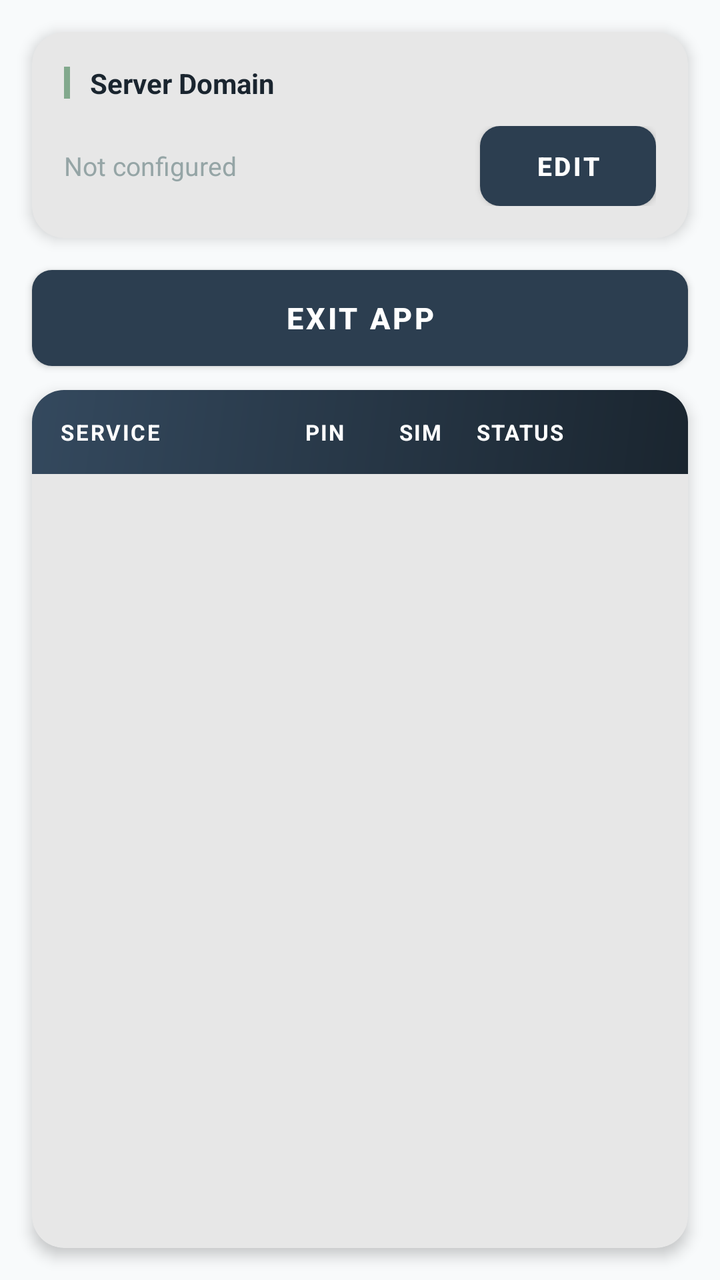
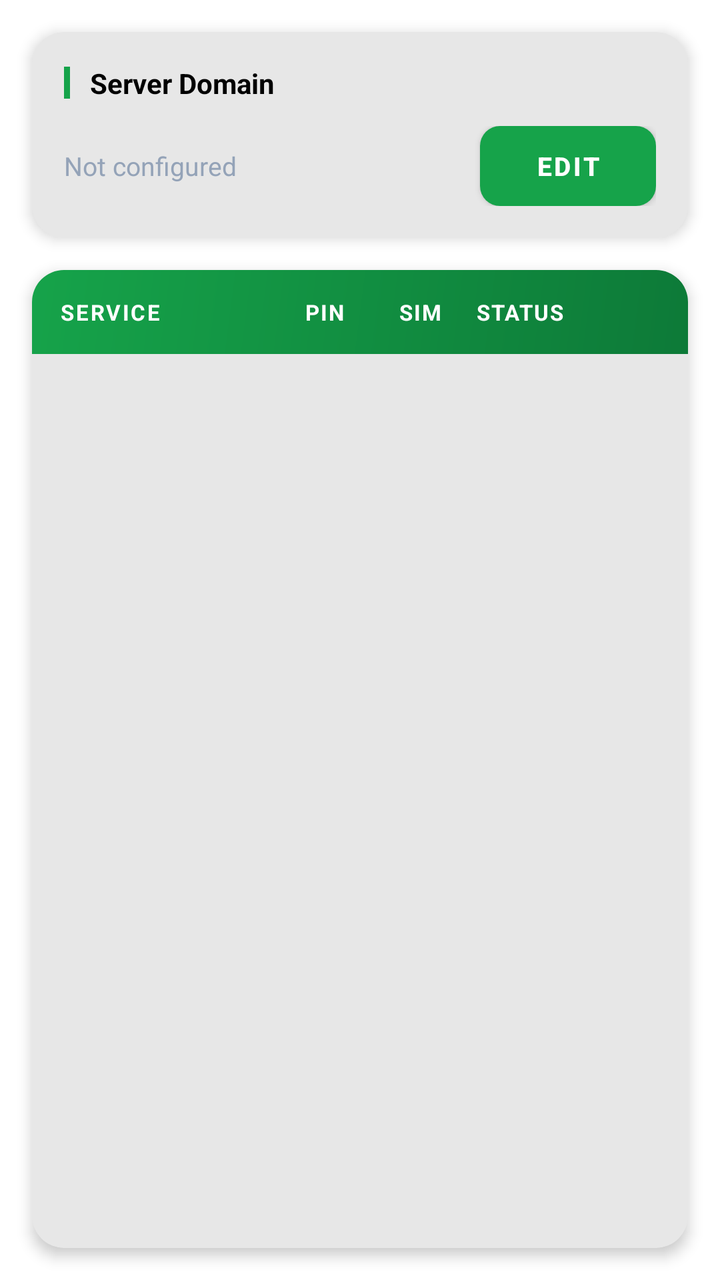

Compare the two renders of this Android layout. The source of the first and the diff that turns it into the second are given below.
<!-- AndroidManifest.xml: application theme AppTheme -->
<!-- res/layout/activity_settings.xml -->
<?xml version="1.0" encoding="utf-8"?>
<LinearLayout xmlns:android="http://schemas.android.com/apk/res/android"
    xmlns:app="http://schemas.android.com/apk/res-auto"
    android:layout_width="match_parent"
    android:layout_height="match_parent"
    android:orientation="vertical"
    android:background="@color/bg_screen">

    
    <com.google.android.material.card.MaterialCardView
        android:layout_width="match_parent"
        android:layout_height="wrap_content"
        android:layout_margin="16dp"
        app:cardCornerRadius="16dp"
        app:cardElevation="4dp"
        app:cardBackgroundColor="@color/surface">

        <LinearLayout
            android:layout_width="match_parent"
            android:layout_height="wrap_content"
            android:orientation="vertical"
            android:padding="16dp">

            <LinearLayout
                android:layout_width="match_parent"
                android:layout_height="wrap_content"
                android:orientation="horizontal"
                android:gravity="center_vertical"
                android:layout_marginBottom="12dp">

                <View
                    android:layout_width="3dp"
                    android:layout_height="16dp"
                    android:background="@color/teal_primary"
                    android:layout_marginEnd="10dp"/>

                <TextView
                    android:layout_width="wrap_content"
                    android:layout_height="wrap_content"
                    android:text="Server Domain"
                    android:textStyle="bold"
                    android:textSize="14sp"
                    android:textColor="@color/text_primary"/>

            </LinearLayout>

            <LinearLayout
                android:layout_width="match_parent"
                android:layout_height="wrap_content"
                android:orientation="horizontal"
                android:gravity="center_vertical">

                <TextView
                    android:id="@+id/domainValueTv"
                    android:layout_width="0dp"
                    android:layout_height="wrap_content"
                    android:layout_weight="1"
                    android:text="Not configured"
                    android:textSize="13sp"
                    android:textColor="@color/text_hint"
                    android:ellipsize="end"
                    android:maxLines="1"
                    android:layout_marginEnd="12dp"/>

                <Button
                    android:id="@+id/domainEditBtn"
                    android:layout_width="wrap_content"
                    android:layout_height="40dp"
                    android:text="Edit"
                    android:textColor="#FFFFFF"
                    android:textSize="13sp"
                    android:textStyle="bold"
                    android:background="@drawable/bg_btn_confirm"
                    android:paddingStart="20dp"
                    android:paddingEnd="20dp"
                    android:insetTop="0dp"
                    android:insetBottom="0dp"/>

            </LinearLayout>
        </LinearLayout>
    </com.google.android.material.card.MaterialCardView>

    
    <Button
        android:id="@+id/exitAppBtn"
        android:layout_width="match_parent"
        android:layout_height="48dp"
        android:layout_marginStart="16dp"
        android:layout_marginEnd="16dp"
        android:layout_marginBottom="12dp"
        android:text="Exit App"
        android:textColor="#FFFFFF"
        android:textSize="15sp"
        android:textStyle="bold"
        android:background="@drawable/bg_btn_cancel"
        android:insetTop="0dp"
        android:insetBottom="0dp"/>

    
    <com.google.android.material.card.MaterialCardView
        android:layout_width="match_parent"
        android:layout_height="0dp"
        android:layout_weight="1"
        android:layout_marginStart="16dp"
        android:layout_marginEnd="16dp"
        android:layout_marginBottom="16dp"
        app:cardCornerRadius="16dp"
        app:cardElevation="4dp"
        app:cardBackgroundColor="@color/surface">

        <LinearLayout
            android:layout_width="match_parent"
            android:layout_height="match_parent"
            android:orientation="vertical">

            
            <LinearLayout
                android:layout_width="match_parent"
                android:layout_height="42dp"
                android:background="@drawable/bg_gradient_header"
                android:paddingStart="14dp"
                android:paddingEnd="8dp"
                android:orientation="horizontal"
                android:gravity="center_vertical">

                <TextView
                    android:layout_width="0dp"
                    android:layout_height="wrap_content"
                    android:layout_weight="1"
                    android:text="SERVICE"
                    android:textStyle="bold"
                    android:textSize="11sp"
                    android:textColor="#FFFFFF"
                    android:letterSpacing="0.08"/>

                <TextView
                    android:layout_width="52dp"
                    android:layout_height="wrap_content"
                    android:text="PIN"
                    android:textStyle="bold"
                    android:textSize="11sp"
                    android:textColor="#FFFFFF"
                    android:gravity="center"
                    android:letterSpacing="0.06"/>

                <TextView
                    android:layout_width="44dp"
                    android:layout_height="wrap_content"
                    android:text="SIM"
                    android:textStyle="bold"
                    android:textSize="11sp"
                    android:textColor="#FFFFFF"
                    android:gravity="center"
                    android:letterSpacing="0.06"/>

                <TextView
                    android:layout_width="56dp"
                    android:layout_height="wrap_content"
                    android:text="STATUS"
                    android:textStyle="bold"
                    android:textSize="11sp"
                    android:textColor="#FFFFFF"
                    android:gravity="center"
                    android:letterSpacing="0.06"/>

                <View
                    android:layout_width="48dp"
                    android:layout_height="1dp"/>

            </LinearLayout>

            
            <ScrollView
                android:layout_width="match_parent"
                android:layout_height="0dp"
                android:layout_weight="1"
                android:fillViewport="true">

                <LinearLayout
                    android:id="@+id/serviceListContainer"
                    android:layout_width="match_parent"
                    android:layout_height="wrap_content"
                    android:orientation="vertical"/>

            </ScrollView>

        </LinearLayout>
    </com.google.android.material.card.MaterialCardView>

</LinearLayout>
<!-- resources referenced by this layout -->
<resources>
  <color name="bg_screen">#F8FAFB</color>
  <color name="surface">#FFFFFF</color>
  <color name="teal_primary">#82A98D</color>
  <color name="text_hint">#95A5A6</color>
  <color name="text_primary">#1A252F</color>
  <!-- drawable bg_btn_cancel (drawable) -->
  <?xml version="1.0" encoding="utf-8"?>
  <shape xmlns:android="http://schemas.android.com/apk/res/android">
      <corners android:radius="10dp"/>
      <solid android:color="#F3F4F6"/>
  </shape>
  <!-- drawable bg_btn_confirm (drawable) -->
  <?xml version="1.0" encoding="utf-8"?>
  <shape xmlns:android="http://schemas.android.com/apk/res/android">
      <corners android:radius="10dp"/>
      <gradient
          android:startColor="@color/teal_primary"
          android:endColor="#00695C"
          android:angle="90"/>
  </shape>
  <!-- drawable bg_gradient_header (drawable) -->
  <?xml version="1.0" encoding="utf-8"?>
  <shape xmlns:android="http://schemas.android.com/apk/res/android">
      <gradient
          android:startColor="@color/header_start"
          android:endColor="@color/header_end"
          android:angle="135"
          android:type="linear"/>
  </shape>
  <style name="AppTheme" parent="Theme.MaterialComponents.Light.DarkActionBar">
          <item name="colorPrimary">@color/colorPrimary</item>
          <item name="colorPrimaryDark">@color/colorPrimaryDark</item>
          <item name="colorAccent">@color/colorAccent</item>
          <item name="android:windowBackground">@color/bg_screen</item>
          <item name="android:statusBarColor">@color/colorPrimaryDark</item>
          <item name="elevationOverlayEnabled">true</item>
      </style>
  <color name="header_start">#1A252F</color>
  <color name="header_end">#34495E</color>
  <color name="colorPrimary">#2C3E50</color>
  <color name="colorPrimaryDark">#1A252F</color>
  <color name="colorAccent">#82A98D</color>
</resources>

<!-- the commit's change to res/layout/activity_settings.xml (unified diff, before → after) -->
@@ -4,7 +4,7 @@
     android:layout_width="match_parent"
     android:layout_height="match_parent"
     android:orientation="vertical"
-    android:background="@color/bg_screen">
+    android:background="?android:attr/colorBackground">
 
     
     <com.google.android.material.card.MaterialCardView
@@ -13,7 +13,7 @@
         android:layout_margin="16dp"
         app:cardCornerRadius="16dp"
         app:cardElevation="4dp"
-        app:cardBackgroundColor="@color/surface">
+        app:cardBackgroundColor="?attr/colorSurface">
 
         <LinearLayout
             android:layout_width="match_parent"
@@ -31,7 +31,7 @@
                 <View
                     android:layout_width="3dp"
                     android:layout_height="16dp"
-                    android:background="@color/teal_primary"
+                    android:background="?attr/colorPrimary"
                     android:layout_marginEnd="10dp"/>
 
                 <TextView
@@ -40,7 +40,7 @@
                     android:text="Server Domain"
                     android:textStyle="bold"
                     android:textSize="14sp"
-                    android:textColor="@color/text_primary"/>
+                    android:textColor="?attr/colorOnSurface"/>
 
             </LinearLayout>
 
@@ -81,22 +81,6 @@
     </com.google.android.material.card.MaterialCardView>
 
     
-    <Button
-        android:id="@+id/exitAppBtn"
-        android:layout_width="match_parent"
-        android:layout_height="48dp"
-        android:layout_marginStart="16dp"
-        android:layout_marginEnd="16dp"
-        android:layout_marginBottom="12dp"
-        android:text="Exit App"
-        android:textColor="#FFFFFF"
-        android:textSize="15sp"
-        android:textStyle="bold"
-        android:background="@drawable/bg_btn_cancel"
-        android:insetTop="0dp"
-        android:insetBottom="0dp"/>
-
-    
     <com.google.android.material.card.MaterialCardView
         android:layout_width="match_parent"
         android:layout_height="0dp"
@@ -106,7 +90,7 @@
         android:layout_marginBottom="16dp"
         app:cardCornerRadius="16dp"
         app:cardElevation="4dp"
-        app:cardBackgroundColor="@color/surface">
+        app:cardBackgroundColor="?attr/colorSurface">
 
         <LinearLayout
             android:layout_width="match_parent"
<!-- resource entries referenced after the edit -->
@@ -1,16 +1,8 @@
 <!-- resources referenced by this layout -->
 <resources>
-  <color name="bg_screen">#F8FAFB</color>
-  <color name="surface">#FFFFFF</color>
-  <color name="teal_primary">#82A98D</color>
-  <color name="text_hint">#95A5A6</color>
-  <color name="text_primary">#1A252F</color>
-  <!-- drawable bg_btn_cancel (drawable) -->
-  <?xml version="1.0" encoding="utf-8"?>
-  <shape xmlns:android="http://schemas.android.com/apk/res/android">
-      <corners android:radius="10dp"/>
-      <solid android:color="#F3F4F6"/>
-  </shape>
+  <color name="bg_screen">#F8FAFC</color>
+  <color name="teal_primary">#22C55E</color>
+  <color name="text_hint">#94A3B8</color>
   <!-- drawable bg_btn_confirm (drawable) -->
   <?xml version="1.0" encoding="utf-8"?>
   <shape xmlns:android="http://schemas.android.com/apk/res/android">
@@ -36,11 +28,15 @@
           <item name="android:windowBackground">@color/bg_screen</item>
           <item name="android:statusBarColor">@color/colorPrimaryDark</item>
           <item name="elevationOverlayEnabled">true</item>
+          <item name="actionMenuTextColor">@android:color/white</item>
+          <item name="android:actionMenuTextColor">@android:color/white</item>
+          <item name="colorControlNormal">@android:color/white</item>
+          <item name="android:textColorPrimary">@android:color/white</item>
       </style>
-  <color name="header_start">#1A252F</color>
-  <color name="header_end">#34495E</color>
-  <color name="colorPrimary">#2C3E50</color>
-  <color name="colorPrimaryDark">#1A252F</color>
-  <color name="colorAccent">#82A98D</color>
+  <color name="header_start">#0D7A38</color>
+  <color name="header_end">#16A34A</color>
+  <color name="colorPrimary">#16A34A</color>
+  <color name="colorPrimaryDark">#0D7A38</color>
+  <color name="colorAccent">#22C55E</color>
 </resources>
 
